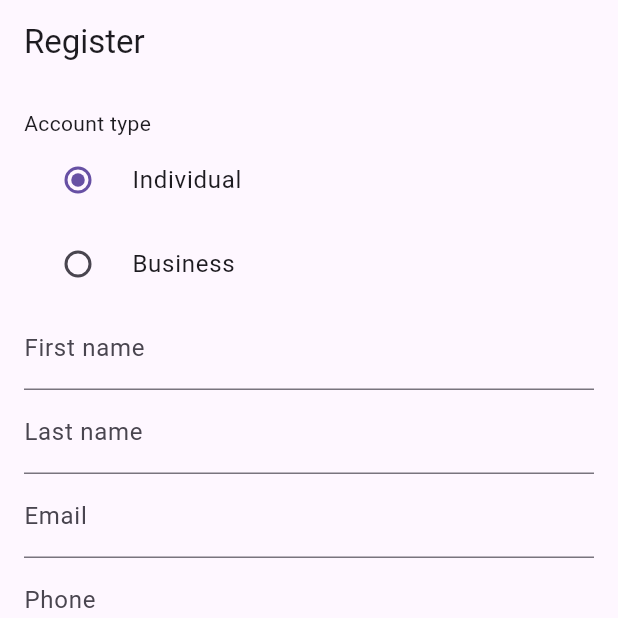
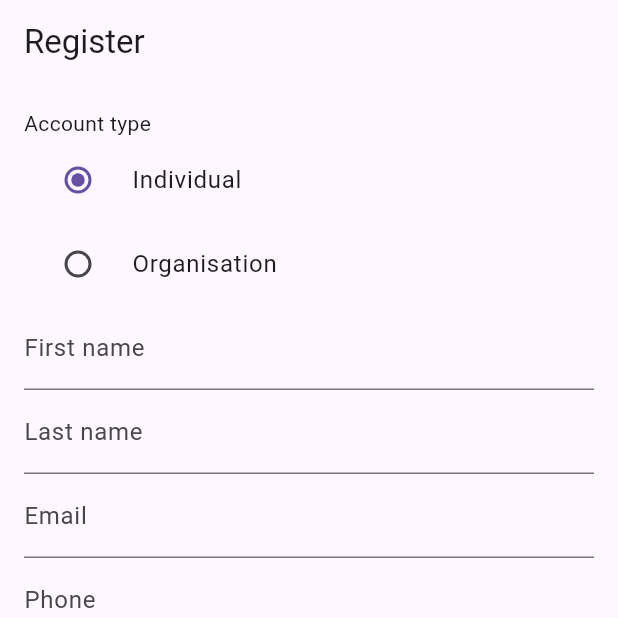
Before and after one commit to paulkavule/Flutter-Interview, a Flutter app: the screen it shows after launch, on a phone screen of 412 x 824 dp, the top half of it. Run offline on Flutter 3.47's test engine with Material 3 defaults, Android fonts, the phone set to English and light mode, and no system bars.

Commit message:
updates the question 2

```diff
--- a/lib/register/register_screen.dart
+++ b/lib/register/register_screen.dart
@@ -174,7 +174,7 @@ class _RegisterScreenState extends State<RegisterScreen> {
                   ),
                   RadioListTile(
                     value: AccountType.business,
-                    title: Text('Business'),
+                    title: Text('Organisation'),
                   ),
                 ],
               ),
```
